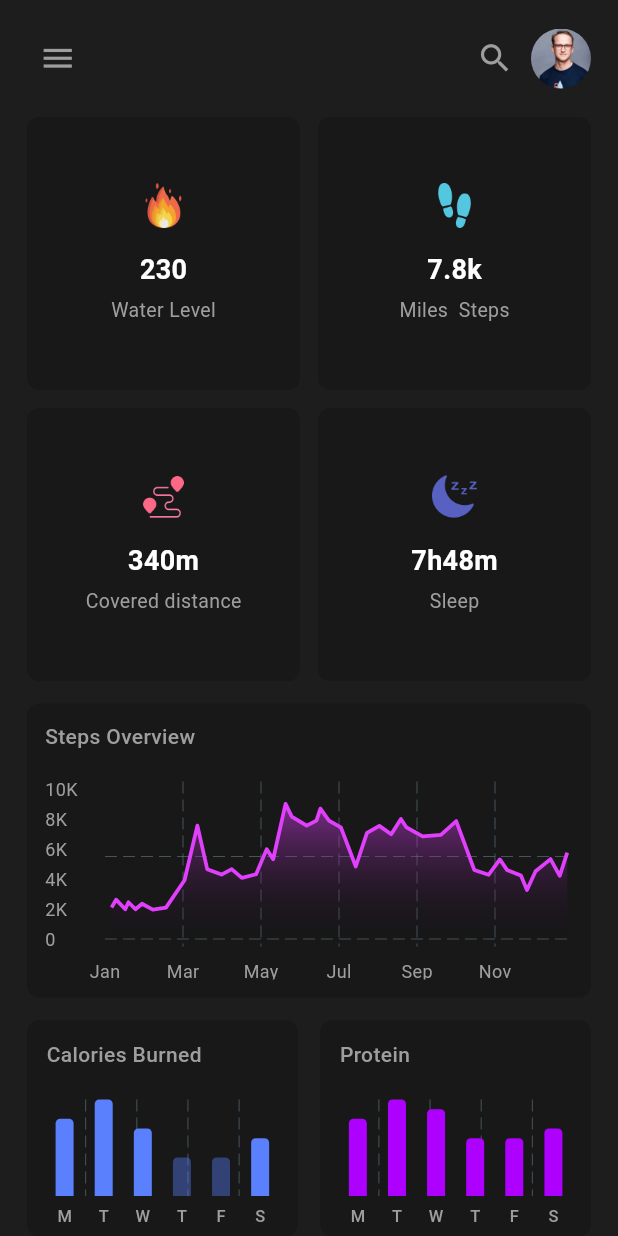
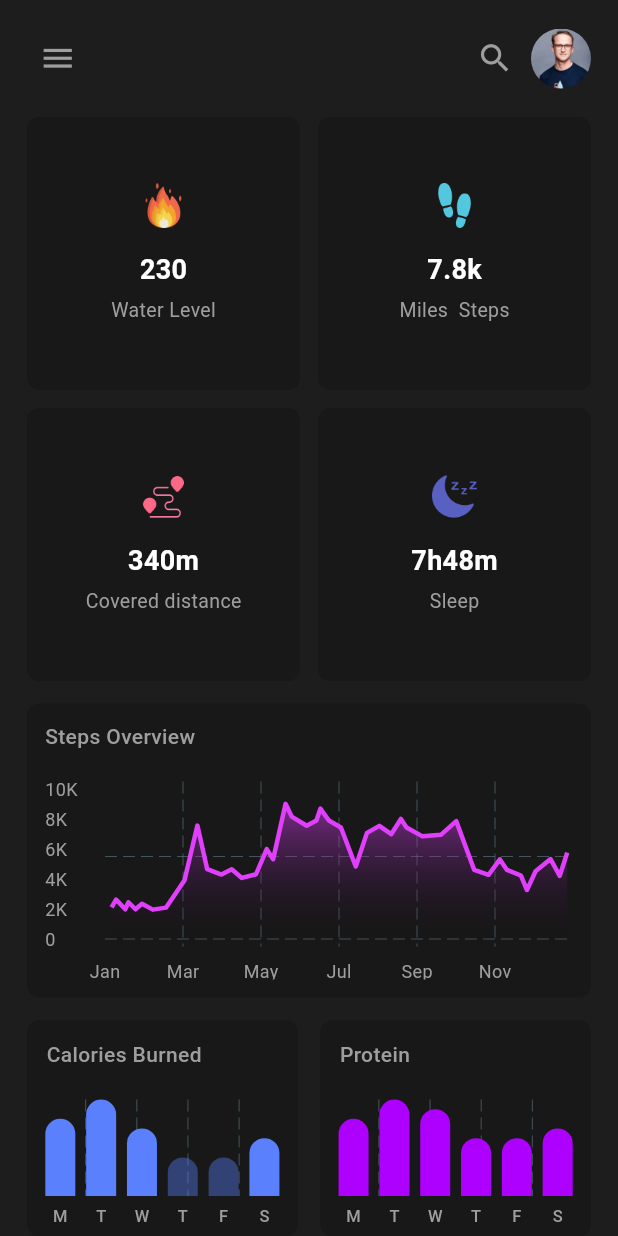
Before and after one commit to HGSChandeepa/Fitness-Tracker-App--06---DP-Education, a Flutter app: the screen it shows after launch, on a phone screen of 412 x 824 dp. Run offline on Flutter 3.47's test engine with Material 3 defaults, Android fonts, the phone set to English and light mode, and no system bars; drawn by our look-alikes of fl_chart.

Commit message:
Add Comments

```diff
--- a/lib/data/bar_graph_data.dart
+++ b/lib/data/bar_graph_data.dart
@@ -47,6 +47,5 @@ class BarGraphData {
     ),
   ];
 
-  // Update the labels accordingly
   final label = ['M', 'T', 'W', 'T', 'F', 'S'];
 }
--- a/lib/widgets/bar_graph_widget.dart
+++ b/lib/widgets/bar_graph_widget.dart
@@ -11,6 +11,7 @@ class BarGraphCard extends StatelessWidget {
 
   @override
   Widget build(BuildContext context) {
+    //bar graph data
     final barGraphData = BarGraphData();
 
     return GridView.builder(
@@ -24,6 +25,7 @@ class BarGraphCard extends StatelessWidget {
         childAspectRatio: 5 / 4,
       ),
       itemBuilder: (context, index) {
+        //render inside a custum card
         return CustomCard(
           padding: const EdgeInsets.all(5),
           child: Column(
@@ -34,21 +36,29 @@ class BarGraphCard extends StatelessWidget {
                 child: Text(
                   barGraphData.data[index].label,
                   style: const TextStyle(
-                      fontSize: 14,
-                      fontWeight: FontWeight.w500,
-                      color: Colors.grey),
+                    fontSize: 14,
+                    fontWeight: FontWeight.w500,
+                    color: Colors.grey,
+                  ),
                 ),
               ),
               const SizedBox(height: 12),
               Expanded(
                 child: BarChart(
+                  // responsible to draw the graph
                   BarChartData(
                     barGroups: _chartGroups(
                       points: barGraphData.data[index].graph,
                       color: barGraphData.data[index].color,
                     ),
+
+                    //remove the border in the bar graph
                     borderData: FlBorderData(border: const Border()),
+
+                    //the grid
                     // gridData: const FlGridData(show: false),
+
+                    //for the titles
                     titlesData: FlTitlesData(
                       bottomTitles: AxisTitles(
                         sideTitles: SideTitles(
@@ -90,18 +100,30 @@ class BarGraphCard extends StatelessWidget {
 
   List<BarChartGroupData> _chartGroups(
       {required List<GraphModel> points, required Color color}) {
+    //create a list from the data points that returns a BarChartGroupData
+    //her the .toList() methode will conver the maped data to a list
     return points
         .map(
           (point) => BarChartGroupData(
+            //for the x axis points  , as the bar graph will do not have y valuse ( this shows bars on  axis)
             x: point.x.toInt(),
+
+            // the bars  on the x axis
             barRods: [
               BarChartRodData(
+                // this will renders the bars fromY to toY ( bottom is formY and the top is the toY values here   if twe do not explicitly say the bottomY it wii set to 0  )
                 toY: point.y,
-                width: 12,
+
+                //bar width
+                width: 20,
+
+                //if the height of the y is greater than 4 , show the opacity to 100%
                 color: color.withOpacity(point.y.toInt() > 4 ? 1 : 0.4),
+
+                //radius of the to vertices
                 borderRadius: const BorderRadius.only(
-                  topLeft: Radius.circular(3.0),
-                  topRight: Radius.circular(3.0),
+                  topLeft: Radius.circular(10.0),
+                  topRight: Radius.circular(10.0),
                 ),
               )
             ],
--- a/lib/widgets/line_chart.dart
+++ b/lib/widgets/line_chart.dart
@@ -28,11 +28,15 @@ class LineChartCard extends StatelessWidget {
             aspectRatio: 16 / 6,
             child: LineChart(
               LineChartData(
+                //handles the touch behaviour
                 lineTouchData: const LineTouchData(
                   handleBuiltInTouches: true,
                 ),
                 // gridData: const FlGridData(show: false),
+
+                //for the titles in the graph
                 titlesData: FlTitlesData(
+                  //remove the right titles
                   rightTitles: const AxisTitles(
                     sideTitles: SideTitles(showTitles: false),
                   ),
@@ -43,6 +47,7 @@ class LineChartCard extends StatelessWidget {
                     sideTitles: SideTitles(
                       showTitles: true,
                       getTitlesWidget: (double value, TitleMeta meta) {
+                        //herer the value is a double we have to convet to int use toInt()
                         return data.bottomTitle[value.toInt()] != null
                             ? SideTitleWidget(
                                 axisSide: meta.axisSide,
@@ -62,6 +67,8 @@ class LineChartCard extends StatelessWidget {
                     sideTitles: SideTitles(
                       showTitles: true,
                       interval: 1,
+
+                      //separation between the graph data and  the titiles
                       reservedSize: 40,
                       getTitlesWidget: (double value, TitleMeta meta) {
                         return data.leftTitle[value.toInt()] != null
@@ -77,12 +84,21 @@ class LineChartCard extends StatelessWidget {
                     ),
                   ),
                 ),
+
+                //this will remove the border
                 borderData: FlBorderData(show: false),
+
+                // this will draw the graph with the provided data
                 lineBarsData: [
                   LineChartBarData(
                     color: selectionColor,
-                    barWidth: 2.5,
+
+                    //width of the bar
+                    barWidth: 3,
+
+                    //below the bar we can add a gradient
                     belowBarData: BarAreaData(
+                      show: true,
                       gradient: LinearGradient(
                         begin: Alignment.topCenter,
                         end: Alignment.bottomCenter,
@@ -91,12 +107,15 @@ class LineChartCard extends StatelessWidget {
                           Colors.transparent
                         ],
                       ),
-                      show: true,
                     ),
+
+                    // this will show the dot when the user hovered on the line graph
                     dotData: const FlDotData(show: false),
                     spots: data.spots,
                   )
                 ],
+
+                // how to draw the graph on the xy cartecean plane
                 minX: 0,
                 maxX: 120,
                 maxY: 105,
```
